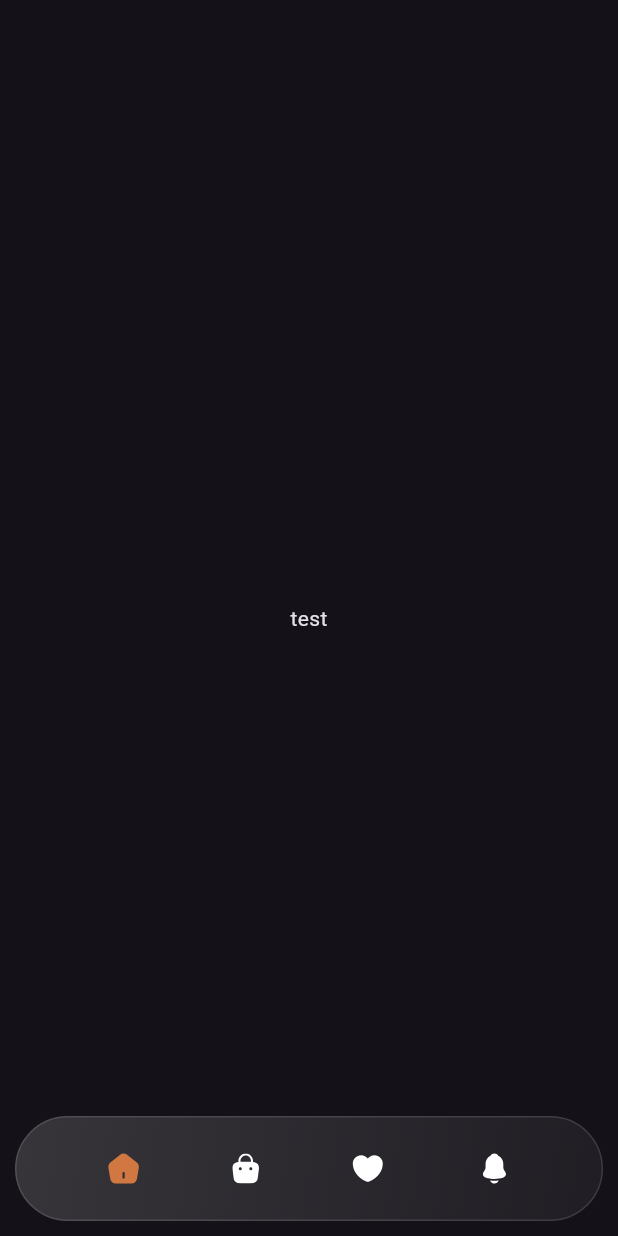
After one commit to Debadrita438/flutter-coffee-shop, a Flutter app: the screen it shows after launch, item 2 of the bottom bar chosen, on a phone screen of 412 x 824 dp. The commit adds this screen. Run offline on Flutter 3.47's test engine with Material 3 defaults, Android fonts, the phone set to English and light mode, and no system bars; our stand-ins replace flutter_svg, hexcolor.

Commit message:
bottom tab navigation throughout the screen wip

```diff
--- /dev/null
+++ b/lib/features/shop/screens/shop_list.dart
@@ -0,0 +1,42 @@
+import 'package:coffee_shop/common_widgets/frosted_bottom_tab.dart';
+import 'package:coffee_shop/features/landing/dashboard.dart';
+import 'package:flutter/material.dart';
+
+class ShopListScreen extends StatelessWidget {
+  const ShopListScreen({super.key});
+
+  @override
+  Widget build(BuildContext context) {
+    return Scaffold(
+        body: SafeArea(
+      child: Stack(
+        children: [
+          Center(
+            child: Text('test'),
+          ),
+          Positioned(
+            bottom: 10,
+            right: 10,
+            left: 10,
+            child: FrostedBottomTab(onNavigate: (index) {
+              if (index == 1) {
+                Navigator.push(
+                  context,
+                  MaterialPageRoute(
+                    builder: (ctx) => const DashboardScreen(),
+                  ),
+                );
+              } else if (index == 2) {
+                Navigator.of(context).push(
+                  MaterialPageRoute(
+                    builder: (ctx) => const ShopListScreen(),
+                  ),
+                );
+              }
+            }),
+          ),
+        ],
+      ),
+    ));
+  }
+}
```
Also changed, not shown: lib/features/bottomTab/bottom_tab.dart (added, +53 -0 lines), lib/features/landing/dashboard.dart (+7 -4 lines).
